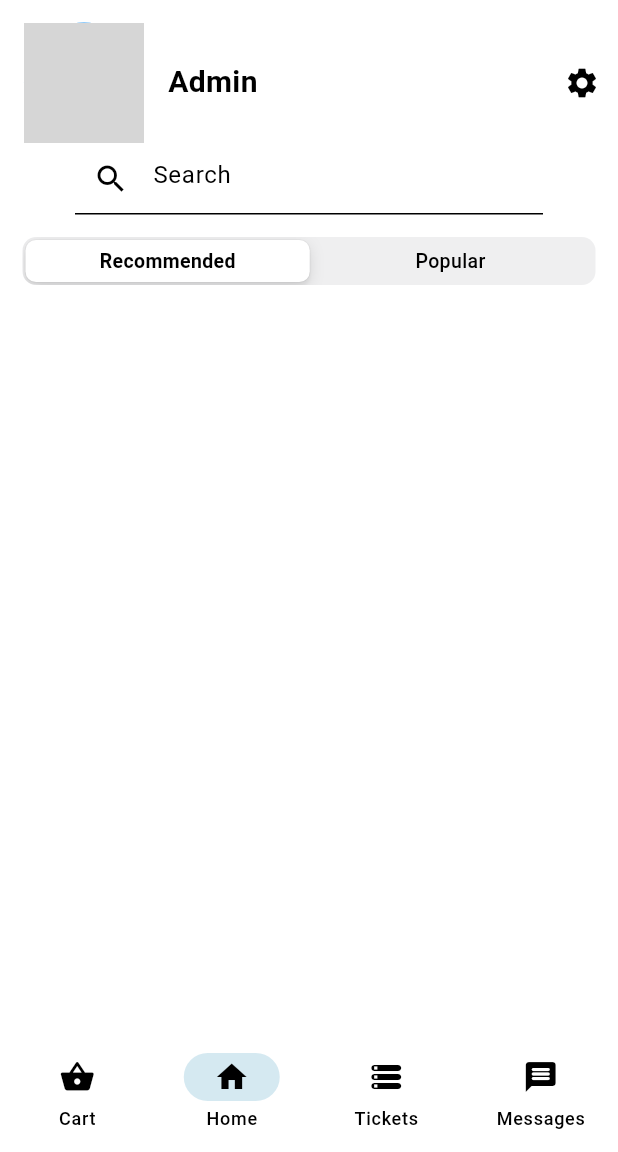
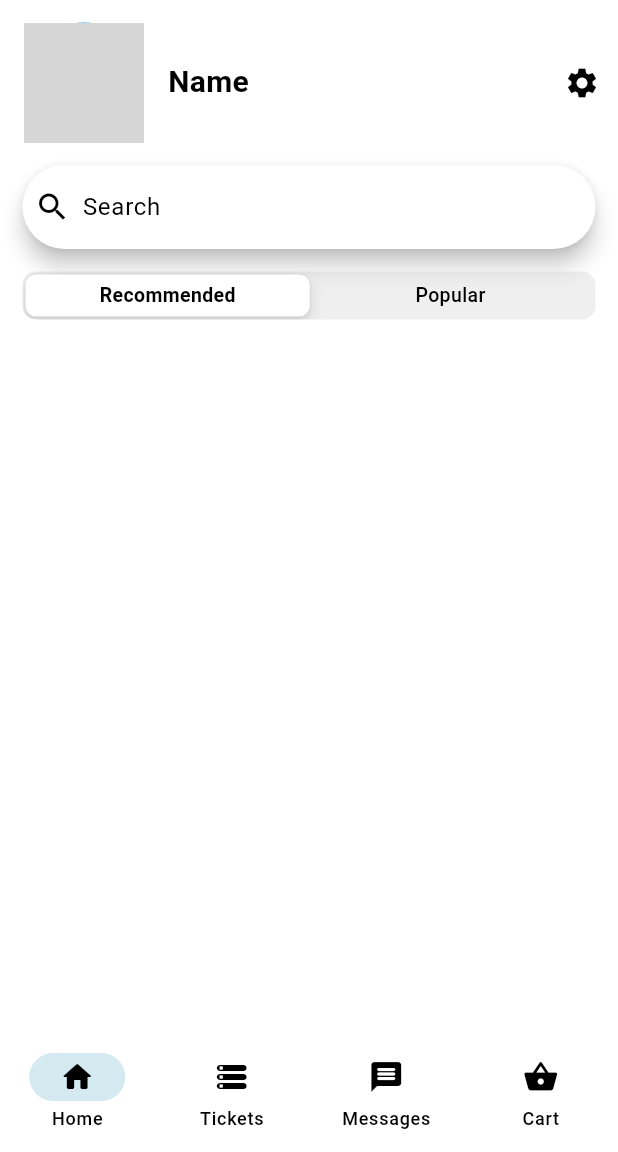
Before and after one commit to mpodmanicky/mtaa-beshket-frontend, a Flutter app: the HomeScreen screen opened directly with empty values, on a phone screen of 412 x 824 dp, the part 84-1236 px from its top. Run offline on Flutter 3.47's test engine with Material 3 defaults, Android fonts, the phone set to English and light mode, and no system bars; our stand-ins replace firebase_auth, firebase_core; accounts and stored records are empty; network calls fail; grey boxes are pictures that could not be loaded.

Commit message:
updated-edited-screens-changed-layout-added-widgets

```diff
--- a/beshket/lib/features/authentication/screens/home_screen.dart
+++ b/beshket/lib/features/authentication/screens/home_screen.dart
@@ -2,12 +2,9 @@
 
 import 'package:beshket/features/authentication/screens/cart_screen.dart';
 import 'package:beshket/features/authentication/screens/chat_screen.dart';
-import 'package:beshket/features/authentication/screens/settings_screen.dart';
+import 'package:beshket/features/authentication/screens/homescreen_after_auth.dart';
 import 'package:beshket/features/authentication/screens/tickets_screen.dart';
 import 'package:beshket/features/authentication/widgets/destinations.dart';
-import 'package:beshket/features/authentication/widgets/homescreen_buttons.dart';
-import 'package:flutter/widgets.dart';
-import '../widgets/profile_widget.dart';
 import 'package:flutter/material.dart';
 
 import '../services/auth_firebase.dart';
@@ -27,7 +24,9 @@ class HomeScreen extends StatefulWidget {
 }
 
 class _HomePageState extends State<HomeScreen> {
-  int currentPageIndex = 1;
+  int currentPageIndex = 0;
+  String _userId = '';
+  String get userId => _userId;
 
   _signOut() async {
     try {
@@ -56,33 +55,18 @@ class _HomePageState extends State<HomeScreen> {
         ],
       ),
       body: SafeArea(
-        child: ListView(
-          padding: EdgeInsets.symmetric(vertical: 15.0),
+        child: PageView(
           children: <Widget>[
-            ProfileWidget(
-              //Update name of the logged in user
-              name: 'Admin',
-              //Create call back function to change to settings screen
-            ),
-            Container(
-              margin: EdgeInsets.symmetric(horizontal: 50.0),
-              child: TextField(
-                decoration: InputDecoration(
-                  hintText: 'Search',
-                  prefixIcon: Icon(Icons.search),
-                  contentPadding:
-                      EdgeInsets.symmetric(horizontal: 15.0, vertical: 10.0),
-                ),
-                onSubmitted: (query) {
-                  print('Searching for: $query');
-                },
-              ),
-            ),
-            Padding(
-              padding: const EdgeInsets.all(15.0),
-              child: SegmentedFilterButton(),
-            ),
+            MainScreen(),
+            Tickets(),
+            Chats(),
+            Cart(),
           ],
+          onPageChanged: (index) {
+            setState(() {
+              currentPageIndex = index;
+            });
+          },
         ),
       ),
       //navigation bar reusable
--- /dev/null
+++ b/beshket/lib/features/authentication/screens/homescreen_after_auth.dart
@@ -0,0 +1,40 @@
+import 'package:beshket/features/authentication/widgets/homescreen_buttons.dart';
+import 'package:beshket/features/authentication/widgets/profile_widget.dart';
+import 'package:flutter/material.dart';
+
+class MainScreen extends StatefulWidget {
+  const MainScreen({super.key});
+
+  @override
+  State<MainScreen> createState() => _MainScreenState();
+}
+
+class _MainScreenState extends State<MainScreen> {
+  @override
+  Widget build(BuildContext context) {
+    return Scaffold(
+      body: ListView(
+        children: [
+          Padding(
+            padding: EdgeInsets.only(top: 15.0),
+            child: ProfileWidget(name: 'Name'),
+          ),
+          Padding(
+            padding: EdgeInsets.all(15.0),
+            child: SearchBar(
+              leading: Icon(Icons.search),
+              hintText: 'Search',
+              onSubmitted: (query) {
+                print('Searched for $query');
+              },
+            ),
+          ),
+          Padding(
+            padding: EdgeInsets.symmetric(horizontal: 15.0),
+            child: SegmentedFilterButton(),
+          )
+        ],
+      ),
+    );
+  }
+}
--- a/beshket/lib/features/authentication/widgets/destinations.dart
+++ b/beshket/lib/features/authentication/widgets/destinations.dart
@@ -7,8 +7,8 @@ class Destination {
 }
 
 const List<Destination> destinations = <Destination>[
-  Destination(Icons.shopping_basket_rounded, 'Cart'),
-  Destination(Icons.home, 'Home'),
+  Destination(Icons.home_rounded, 'Home'),
   Destination(Icons.storage_rounded, 'Tickets'),
   Destination(Icons.message_rounded, 'Messages'),
+  Destination(Icons.shopping_basket_rounded, 'Cart'),
 ];
--- a/beshket/lib/features/authentication/widgets/navigation_bar.dart
+++ b/beshket/lib/features/authentication/widgets/navigation_bar.dart
@@ -2,7 +2,6 @@
 
 import 'package:beshket/features/authentication/screens/cart_screen.dart';
 import 'package:beshket/features/authentication/screens/chat_screen.dart';
-import 'package:beshket/features/authentication/screens/home_screen.dart';
 import 'package:beshket/features/authentication/screens/tickets_screen.dart';
 import 'package:flutter/material.dart';
 
```
Also changed, not shown: beshket/lib/features/authentication/screens/cart_screen.dart (+0 -46 lines), beshket/lib/features/authentication/screens/chat_screen.dart (+0 -42 lines), beshket/lib/features/authentication/screens/tickets_screen.dart (+0 -41 lines).
